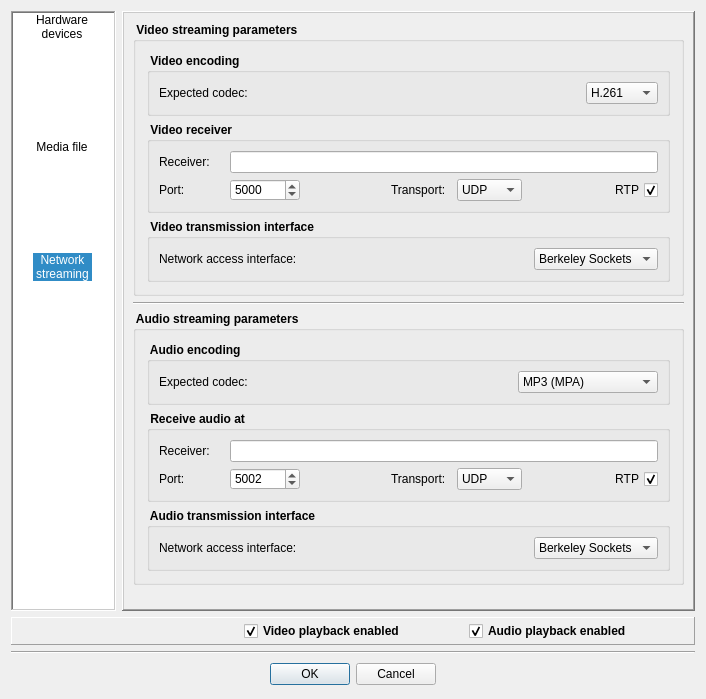
Homer-Conferencing/Homer-Conferencing, file Homer/forms/Dialogs/OpenVideoAudioPreviewDialog.ui: the form before one commit.
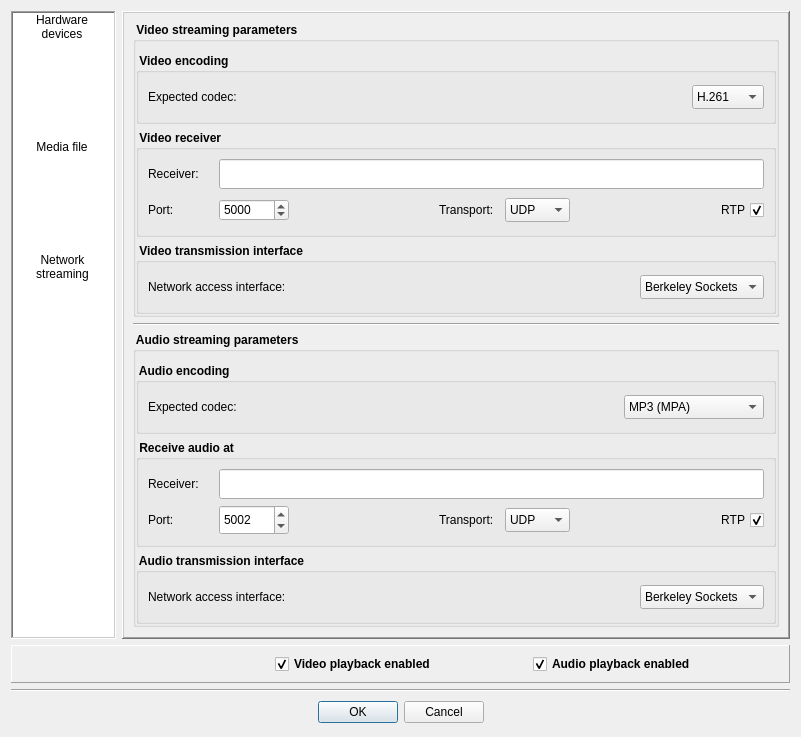
The form after the commit. Icons and pictures are not drawn.

What changed in the file:
```diff
--- a/Homer/forms/Dialogs/OpenVideoAudioPreviewDialog.ui
+++ b/Homer/forms/Dialogs/OpenVideoAudioPreviewDialog.ui
@@ -6,8 +6,8 @@
    <rect>
     <x>0</x>
     <y>0</y>
-    <width>706</width>
-    <height>699</height>
+    <width>801</width>
+    <height>705</height>
    </rect>
   </property>
   <property name="sizePolicy">
@@ -16,6 +16,11 @@
     <verstretch>0</verstretch>
    </sizepolicy>
   </property>
+  <property name="font">
+   <font>
+    <family>Arial</family>
+   </font>
+  </property>
   <property name="windowTitle">
    <string>Open video/audio preview</string>
   </property>
@@ -92,7 +97,7 @@
         <bool>true</bool>
        </property>
        <property name="currentRow">
-        <number>2</number>
+        <number>-1</number>
        </property>
        <item>
         <property name="text">
@@ -454,9 +459,18 @@
             <bool>true</bool>
            </property>
            <layout class="QVBoxLayout" name="verticalLayout_6">
-            <property name="margin">
+            <property name="leftMargin">
+             <number>0</number>
+            </property>
+            <property name="topMargin">
              <number>11</number>
             </property>
+            <property name="rightMargin">
+             <number>0</number>
+            </property>
+            <property name="bottomMargin">
+             <number>0</number>
+            </property>
             <item>
              <widget class="QGroupBox" name="groupBox_6">
               <property name="title">
@@ -467,6 +481,18 @@
                 <layout class="QHBoxLayout" name="horizontalLayout">
                  <item>
                   <widget class="QLabel" name="mLbCodecVideo">
+                   <property name="minimumSize">
+                    <size>
+                     <width>0</width>
+                     <height>30</height>
+                    </size>
+                   </property>
+                   <property name="maximumSize">
+                    <size>
+                     <width>16777215</width>
+                     <height>30</height>
+                    </size>
+                   </property>
                    <property name="font">
                     <font>
                      <weight>50</weight>
@@ -493,6 +519,18 @@
                  </item>
                  <item>
                   <widget class="QComboBox" name="mCbCodecVideo">
+                   <property name="minimumSize">
+                    <size>
+                     <width>0</width>
+                     <height>24</height>
+                    </size>
+                   </property>
+                   <property name="maximumSize">
+                    <size>
+                     <width>16777215</width>
+                     <height>24</height>
+                    </size>
+                   </property>
                    <property name="font">
                     <font>
                      <weight>50</weight>
@@ -565,13 +603,13 @@
                      <property name="minimumSize">
                       <size>
                        <width>65</width>
-                       <height>16</height>
+                       <height>30</height>
                       </size>
                      </property>
                      <property name="maximumSize">
                       <size>
                        <width>65</width>
-                       <height>16</height>
+                       <height>30</height>
                       </size>
                      </property>
                      <property name="font">
@@ -590,13 +628,13 @@
                      <property name="minimumSize">
                       <size>
                        <width>200</width>
-                       <height>22</height>
+                       <height>30</height>
                       </size>
                      </property>
                      <property name="maximumSize">
                       <size>
                        <width>16777215</width>
-                       <height>16777215</height>
+                       <height>30</height>
                       </size>
                      </property>
                      <property name="font">
@@ -619,13 +657,13 @@
                      <property name="minimumSize">
                       <size>
                        <width>65</width>
-                       <height>0</height>
+                       <height>30</height>
                       </size>
                      </property>
                      <property name="maximumSize">
                       <size>
                        <width>65</width>
-                       <height>16777215</height>
+                       <height>30</height>
                       </size>
                      </property>
                      <property name="font">
@@ -697,13 +735,13 @@
                      <property name="minimumSize">
                       <size>
                        <width>60</width>
-                       <height>0</height>
+                       <height>30</height>
                       </size>
                      </property>
                      <property name="maximumSize">
                       <size>
                        <width>60</width>
-                       <height>16777215</height>
+                       <height>30</height>
                       </size>
                      </property>
                      <property name="font">
@@ -722,13 +760,13 @@
                      <property name="minimumSize">
                       <size>
                        <width>65</width>
-                       <height>0</height>
+                       <height>24</height>
                       </size>
                      </property>
                      <property name="maximumSize">
                       <size>
                        <width>65</width>
-                       <height>16777215</height>
+                       <height>24</height>
                       </size>
                      </property>
                      <property name="font">
@@ -780,13 +818,13 @@
                      <property name="minimumSize">
                       <size>
                        <width>45</width>
-                       <height>0</height>
+                       <height>30</height>
                       </size>
                      </property>
                      <property name="maximumSize">
                       <size>
                        <width>45</width>
-                       <height>16777215</height>
+                       <height>30</height>
                       </size>
                      </property>
                      <property name="font">
@@ -823,6 +861,18 @@
                 <layout class="QHBoxLayout" name="_6">
                  <item>
                   <widget class="QLabel" name="label_7">
+                   <property name="minimumSize">
+                    <size>
+                     <width>0</width>
+                     <height>30</height>
+                    </size>
+                   </property>
+                   <property name="maximumSize">
+                    <size>
+                     <width>16777215</width>
+                     <height>30</height>
+                    </size>
+                   </property>
                    <property name="font">
                     <font>
                      <weight>50</weight>
@@ -852,6 +902,18 @@
                  </item>
                  <item>
                   <widget class="QComboBox" name="mCbGAPIImplVideo">
+                   <property name="minimumSize">
+                    <size>
+                     <width>0</width>
+                     <height>24</height>
+                    </size>
+                   </property>
+                   <property name="maximumSize">
+                    <size>
+                     <width>16777215</width>
+                     <height>24</height>
+                    </size>
+                   </property>
                    <property name="font">
                     <font>
                      <weight>50</weight>
@@ -895,9 +957,18 @@
             <bool>true</bool>
            </property>
            <layout class="QVBoxLayout" name="verticalLayout_8">
-            <property name="margin">
+            <property name="leftMargin">
+             <number>0</number>
+            </property>
+            <property name="topMargin">
              <number>11</number>
             </property>
+            <property name="rightMargin">
+             <number>0</number>
+            </property>
+            <property name="bottomMargin">
+             <number>0</number>
+            </property>
             <item>
              <widget class="QGroupBox" name="groupBox_7">
               <property name="title">
@@ -908,6 +979,18 @@
                 <layout class="QHBoxLayout" name="horizontalLayout_2">
                  <item>
                   <widget class="QLabel" name="mLbCodecAudio">
+                   <property name="minimumSize">
+                    <size>
+                     <width>0</width>
+                     <height>30</height>
+                    </size>
+                   </property>
+                   <property name="maximumSize">
+                    <size>
+                     <width>16777215</width>
+                     <height>30</height>
+                    </size>
+                   </property>
                    <property name="font">
                     <font>
                      <weight>50</weight>
@@ -934,6 +1017,18 @@
                  </item>
                  <item>
                   <widget class="QComboBox" name="mCbCodecAudio">
+                   <property name="minimumSize">
+                    <size>
+                     <width>0</width>
+                     <height>24</height>
+                    </size>
+                   </property>
+                   <property name="maximumSize">
+                    <size>
+                     <width>16777215</width>
+                     <height>24</height>
+                    </size>
+                   </property>
                    <property name="font">
                     <font>
                      <weight>50</weight>
@@ -1010,13 +1105,13 @@
                    <property name="minimumSize">
                     <size>
                      <width>65</width>
-                     <height>16</height>
+                     <height>30</height>
                     </size>
                    </property>
                    <property name="maximumSize">
                     <size>
                      <width>65</width>
-                     <height>16</height>
+                     <height>30</height>
                     </size>
                    </property>
                    <property name="font">
@@ -1035,13 +1130,13 @@
                    <property name="minimumSize">
                     <size>
                      <width>200</width>
-                     <height>22</height>
+                     <height>30</height>
                     </size>
                    </property>
                    <property name="maximumSize">
                     <size>
                      <width>16777215</width>
-                     <height>16777215</height>
+                     <height>30</height>
                     </size>
                    </property>
                    <property name="font">
@@ -1064,13 +1159,13 @@
                    <property name="minimumSize">
                     <size>
                      <width>65</width>
-                     <height>0</height>
+                     <height>30</height>
                     </size>
                    </property>
                    <property name="maximumSize">
                     <size>
                      <width>65</width>
-                     <height>16777215</height>
+                     <height>30</height>
                     </size>
                    </property>
                    <property name="font">
@@ -1089,13 +1184,13 @@
                    <property name="minimumSize">
                     <size>
                      <width>70</width>
-                     <height>22</height>
+                     <height>30</height>
                     </size>
                    </property>
                    <property name="maximumSize">
                     <size>
                      <width>70</width>
-                     <height>22</height>
+                     <height>30</height>
                     </size>
                    </property>
                    <property name="font">
@@ -1142,13 +1237,13 @@
                    <property name="minimumSize">
                     <size>
                      <width>60</width>
-                     <height>0</height>
+                     <height>30</height>
                     </size>
                    </property>
                    <property name="maximumSize">
                     <size>
                      <width>60</width>
-                     <height>16777215</height>
+                     <height>30</height>
                     </size>
                    </property>
                    <property name="font">
@@ -1167,13 +1262,13 @@
                    <property name="minimumSize">
                     <size>
                      <width>65</width>
-                     <height>0</height>
+                     <height>24</height>
                     </size>
                    </property>
                    <property name="maximumSize">
                     <size>
                      <width>65</width>
-                     <height>16777215</height>
+                     <height>24</height>
                     </size>
                    </property>
                    <property name="font">
@@ -1225,13 +1320,13 @@
                    <property name="minimumSize">
                     <size>
                      <width>45</width>
-                     <height>0</height>
+                     <height>30</height>
                     </size>
                    </property>
                    <property name="maximumSize">
                     <size>
                      <width>45</width>
-                     <height>16777215</height>
+                     <height>30</height>
                     </size>
                    </property>
                    <property name="font">
@@ -1266,6 +1361,18 @@
                 <layout class="QHBoxLayout" name="_9">
                  <item>
                   <widget class="QLabel" name="label_9">
+                   <property name="minimumSize">
+                    <size>
+                     <width>0</width>
+                     <height>30</height>
+                    </size>
+                   </property>
+                   <property name="maximumSize">
+                    <size>
+                     <width>16777215</width>
+                     <height>30</height>
+                    </size>
+                   </property>
                    <property name="font">
                     <font>
                      <weight>50</weight>
@@ -1295,6 +1402,18 @@
                  </item>
                  <item>
                   <widget class="QComboBox" name="mCbGAPIImplAudio">
+                   <property name="minimumSize">
+                    <size>
+                     <width>0</width>
+                     <height>24</height>
+                    </size>
+                   </property>
+                   <property name="maximumSize">
+                    <size>
+                     <width>16777215</width>
+                     <height>24</height>
+                    </size>
+                   </property>
                    <property name="font">
                     <font>
                      <weight>50</weight>
@@ -1383,6 +1502,18 @@
         </item>
         <item>
          <widget class="QCheckBox" name="mCbVideoEnabled">
+          <property name="minimumSize">
+           <size>
+            <width>0</width>
+            <height>30</height>
+           </size>
+          </property>
+          <property name="maximumSize">
+           <size>
+            <width>16777215</width>
+            <height>30</height>
+           </size>
+          </property>
           <property name="font">
            <font>
             <weight>75</weight>
@@ -1392,6 +1523,16 @@
           <property name="text">
            <string>Video playback enabled</string>
           </property>
+          <property name="icon">
+           <iconset resource="../../resources/Icons.qrc">
+            <normaloff>:/images/46_46/VideoReel.png</normaloff>:/images/46_46/VideoReel.png</iconset>
+          </property>
+          <property name="iconSize">
+           <size>
+            <width>22</width>
+            <height>22</height>
+           </size>
+          </property>
           <property name="checked">
            <bool>true</bool>
           </property>
@@ -1412,6 +1553,18 @@
         </item>
         <item>
          <widget class="QCheckBox" name="mCbAudioEnabled">
+          <property name="minimumSize">
+           <size>
+            <width>0</width>
+            <height>30</height>
+           </size>
+          </property>
+          <property name="maximumSize">
+           <size>
+            <width>16777215</width>
+            <height>30</height>
+           </size>
+          </property>
           <property name="font">
            <font>
             <weight>75</weight>
@@ -1421,6 +1574,16 @@
           <property name="text">
            <string>Audio playback enabled</string>
           </property>
+          <property name="icon">
+           <iconset resource="../../resources/Icons.qrc">
+            <normaloff>:/images/46_46/Speaker.png</normaloff>:/images/46_46/Speaker.png</iconset>
+          </property>
+          <property name="iconSize">
+           <size>
+            <width>22</width>
+            <height>22</height>
+           </size>
+          </property>
           <property name="checked">
            <bool>true</bool>
           </property>
```
Left out of the diff: 81 changed lines with no effect on the pictures. Lines whose indentation alone changed are shown as unchanged.
